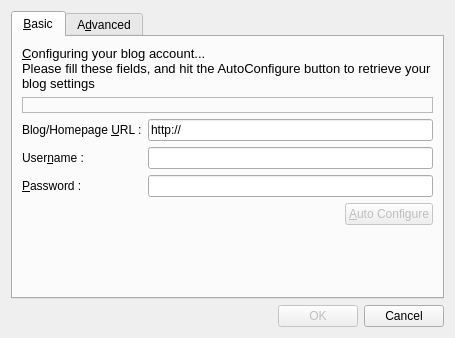
The window that src/addeditblog.ui (mtux/bilbo) describes before a commit, drawn with Qt 5.
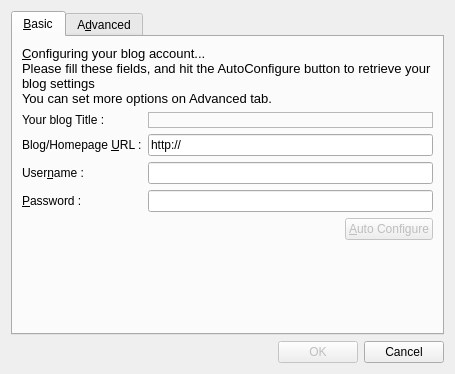
The same window after the commit.

```diff
--- a/src/addeditblog.ui
+++ b/src/addeditblog.ui
@@ -6,7 +6,7 @@
     <x>0</x>
     <y>0</y>
     <width>455</width>
-    <height>338</height>
+    <height>374</height>
    </rect>
   </property>
   <property name="windowTitle" >
@@ -30,11 +30,12 @@
 &lt;html>&lt;head>&lt;meta name="qrichtext" content="1" />&lt;style type="text/css">
 p, li { white-space: pre-wrap; }
 &lt;/style>&lt;/head>&lt;body style=" font-family:'DejaVu Sans'; font-size:10pt; font-weight:400; font-style:normal;">
-&lt;table style="-qt-table-type: root; margin-top:4px; margin-bottom:4px; margin-left:4px; margin-right:4px;">
+&lt;table border="0" style="-qt-table-type: root; margin-top:4px; margin-bottom:4px; margin-left:4px; margin-right:4px;">
 &lt;tr>
 &lt;td style="border: none;">
 &lt;p style=" margin-top:0px; margin-bottom:0px; margin-left:0px; margin-right:0px; -qt-block-indent:0; text-indent:0px;">&amp;amp;Configuring your blog account...&lt;/p>
-&lt;p style=" margin-top:0px; margin-bottom:0px; margin-left:0px; margin-right:0px; -qt-block-indent:0; text-indent:0px;">Please fill these fields, and hit the AutoConfigure button to retrieve your blog settings&lt;/p>&lt;/td>&lt;/tr>&lt;/table>&lt;/body>&lt;/html></string>
+&lt;p style=" margin-top:0px; margin-bottom:0px; margin-left:0px; margin-right:0px; -qt-block-indent:0; text-indent:0px;">Please fill these fields, and hit the AutoConfigure button to retrieve your blog settings&lt;/p>
+&lt;p style=" margin-top:0px; margin-bottom:0px; margin-left:0px; margin-right:0px; -qt-block-indent:0; text-indent:0px;">You can set more options on Advanced tab.&lt;/p>&lt;/td>&lt;/tr>&lt;/table>&lt;/body>&lt;/html></string>
          </property>
          <property name="scaledContents" >
           <bool>false</bool>
@@ -47,6 +48,28 @@
          </property>
         </widget>
        </item>
+       <item row="1" column="1" colspan="2" >
+        <widget class="QLabel" name="lblTitle" >
+         <property name="font" >
+          <font>
+           <weight>75</weight>
+           <bold>true</bold>
+          </font>
+         </property>
+         <property name="styleSheet" >
+          <string notr="true" >color: rgb(40, 21, 255);</string>
+         </property>
+         <property name="frameShape" >
+          <enum>QFrame::StyledPanel</enum>
+         </property>
+         <property name="text" >
+          <string/>
+         </property>
+         <property name="alignment" >
+          <set>Qt::AlignCenter</set>
+         </property>
+        </widget>
+       </item>
        <item row="2" column="0" >
         <widget class="QLabel" name="label" >
          <property name="text" >
@@ -94,6 +117,19 @@
          </property>
         </widget>
        </item>
+       <item row="5" column="1" >
+        <spacer name="horizontalSpacer_2" >
+         <property name="orientation" >
+          <enum>Qt::Horizontal</enum>
+         </property>
+         <property name="sizeHint" stdset="0" >
+          <size>
+           <width>40</width>
+           <height>20</height>
+          </size>
+         </property>
+        </spacer>
+       </item>
        <item row="5" column="2" >
         <widget class="QPushButton" name="btnAutoConf" >
          <property name="enabled" >
@@ -117,38 +153,10 @@
          </property>
         </spacer>
        </item>
-       <item row="5" column="1" >
-        <spacer name="horizontalSpacer_2" >
-         <property name="orientation" >
-          <enum>Qt::Horizontal</enum>
-         </property>
-         <property name="sizeHint" stdset="0" >
-          <size>
-           <width>40</width>
-           <height>20</height>
-          </size>
-         </property>
-        </spacer>
-       </item>
-       <item row="1" column="0" colspan="3" >
-        <widget class="QLabel" name="lblTitle" >
-         <property name="font" >
-          <font>
-           <weight>75</weight>
-           <bold>true</bold>
-          </font>
-         </property>
-         <property name="styleSheet" >
-          <string notr="true" >color: rgb(40, 21, 255);</string>
-         </property>
-         <property name="frameShape" >
-          <enum>QFrame::StyledPanel</enum>
-         </property>
+       <item row="1" column="0" >
+        <widget class="QLabel" name="label_9" >
          <property name="text" >
-          <string/>
-         </property>
-         <property name="alignment" >
-          <set>Qt::AlignCenter</set>
+          <string>Your blog Title :</string>
          </property>
         </widget>
        </item>
@@ -177,7 +185,7 @@
         </widget>
        </item>
        <item row="1" column="1" >
-        <widget class="QComboBox" name="comboAPI" >
+        <widget class="QComboBox" name="comboApi" >
          <item>
           <property name="text" >
            <string>Blogger 1.0 API</string>
@@ -226,7 +234,7 @@
         </widget>
        </item>
        <item row="2" column="1" >
-        <widget class="QLineEdit" name="txtID" />
+        <widget class="QLineEdit" name="txtId" />
        </item>
        <item row="2" column="2" >
         <widget class="QPushButton" name="btnFetch" >
```
Left out of the diff: 68 changed lines with no effect on the pictures.
